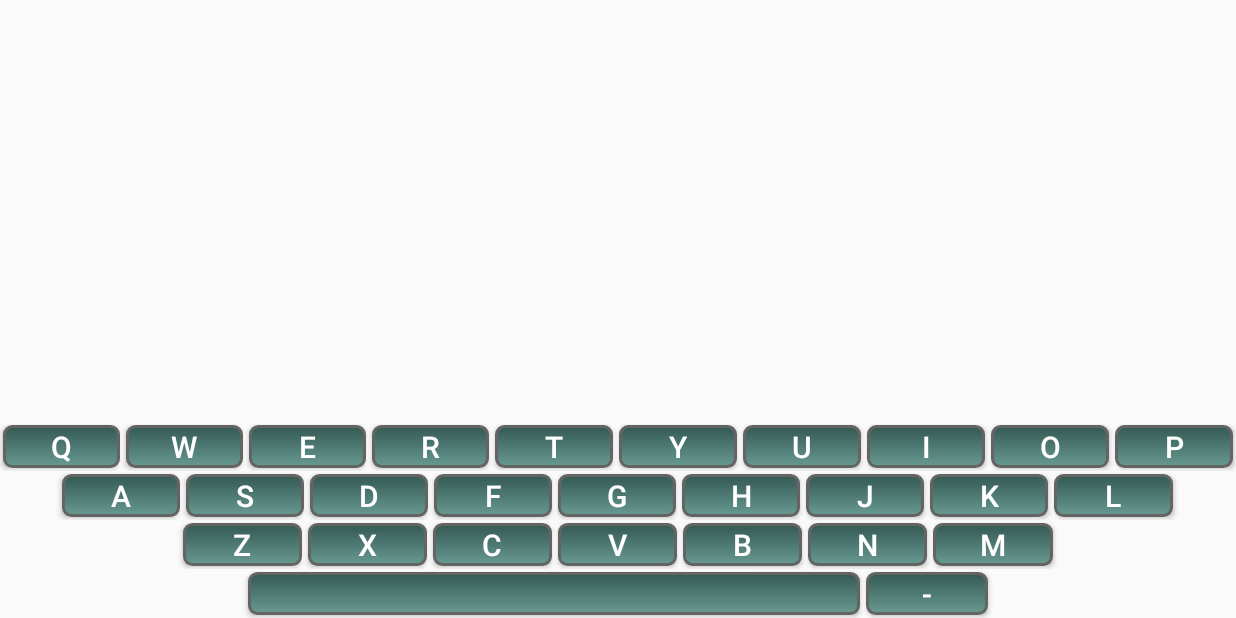
After one commit to gingerkirsch/android-course, an Android app: the KeyboardActivity screen opened directly, with no data from a screen before it, on a phone screen of 824 x 412 dp (held sideways). The commit adds this screen. Run offline under Robolectric (Android 15) with nearby library versions, the phone set to English and light mode, and no system bars.

Commit message:
LinearLayout, Keyboard, EditText, Checkbox

```diff
--- a/app/src/main/AndroidManifest.xml
+++ b/app/src/main/AndroidManifest.xml
@@ -17,7 +17,11 @@
             </intent-filter>
         </activity>
         <activity android:name=".Main2Activity" />
-        <activity android:name=".SettingsActivity"></activity>
+        <activity android:name=".SettingsActivity" />
+        <activity
+            android:name=".KeyboardActivity"
+            android:screenOrientation="landscape"></activity>
+        <activity android:name=".AddCarActivity"></activity>
     </application>
 
 </manifest>
--- /dev/null
+++ b/app/src/main/java/com/example/growin/aulasjava/KeyboardActivity.java
@@ -0,0 +1,53 @@
+package com.example.growin.aulasjava;
+
+import android.support.v7.app.AppCompatActivity;
+import android.os.Bundle;
+import android.view.View;
+import android.widget.Button;
+import android.widget.TextView;
+
+public class KeyboardActivity extends AppCompatActivity {
+
+    StringBuilder txt;
+    TextView textView;
+
+
+    @Override
+    protected void onCreate(Bundle savedInstanceState) {
+        super.onCreate(savedInstanceState);
+        setContentView(R.layout.activity_keyboard);
+        txt = new StringBuilder();
+        textView = findViewById(R.id.textview);
+
+        findViewById(R.id.erase).setOnLongClickListener(new View.OnLongClickListener() {
+            @Override
+            public boolean onLongClick(View v){
+                if (txt.length() > 0){
+                    do {
+                        String aux = txt.substring(0, txt.length() - 1);
+                        txt = new StringBuilder(aux);
+                    } while (txt.length() > 0 && txt.charAt(txt.length() - 1) != ' ');
+                        textView.setText(txt);
+                }
+                return true;
+            }
+        });
+    }
+
+    public void keyboardPress(View view){
+        if (view == findViewById(R.id.erase)){
+            if (txt.length() > 0){
+                String aux = txt.substring(0, txt.length() - 1);
+                txt = new StringBuilder(aux);
+            } else {
+                return;
+            }
+        } else if (view == findViewById(R.id.space)){
+            txt.append(" ");
+        } else {
+            Button btn = (Button) view;
+            txt.append(btn.getText());
+        }
+        textView.setText(txt);
+    }
+}
--- /dev/null
+++ b/app/src/main/res/drawable/button_background.xml
@@ -0,0 +1,20 @@
+<?xml version="1.0" encoding="utf-8"?>
+<selector xmlns:android="http://schemas.android.com/apk/res/android">
+
+    <item android:state_pressed="false">
+        <shape android:shape="rectangle">
+            <corners android:radius="5dp"/>
+            <stroke android:width="2dp" android:color="@color/grey"/>
+            <gradient android:angle="-90" android:startColor="#345953" android:endColor="#689a92"/>
+        </shape>
+    </item>
+
+    <item android:state_pressed="true">
+        <shape android:shape="rectangle">
+            <corners android:radius="5dp"/>
+            <stroke android:width="2dp" android:color="@color/grey"/>
+            <gradient android:angle="-90" android:startColor="#21bfa6" android:endColor="#689a92"/>
+        </shape>
+    </item>
+
+</selector>
--- /dev/null
+++ b/app/src/main/res/layout/activity_keyboard.xml
@@ -0,0 +1,29 @@
+<?xml version="1.0" encoding="utf-8"?>
+<LinearLayout xmlns:android="http://schemas.android.com/apk/res/android"
+    xmlns:app="http://schemas.android.com/apk/res-auto"
+    xmlns:tools="http://schemas.android.com/tools"
+    android:layout_width="match_parent"
+    android:layout_height="match_parent"
+    android:layout_weight="3"
+    android:orientation="vertical"
+    tools:context=".KeyboardActivity">
+
+    <TextView
+        android:layout_width="match_parent"
+        android:layout_height="0dp"
+        android:id="@+id/textview"
+        android:layout_margin="10dp"
+        android:gravity="center"
+        android:textSize="20dp"
+        android:layout_weight="2"/>
+
+    <FrameLayout
+        android:layout_width="match_parent"
+        android:layout_height="0dp"
+        android:layout_weight="1">
+
+        <include android:id="@+id/keyboard"
+            layout="@layout/keyboard"/>
+    </FrameLayout>
+
+</LinearLayout>
--- /dev/null
+++ b/app/src/main/res/layout/keyboard.xml
@@ -0,0 +1,249 @@
+<?xml version="1.0" encoding="utf-8"?>
+<LinearLayout
+    xmlns:android="http://schemas.android.com/apk/res/android" android:layout_width="match_parent"
+    android:layout_height="match_parent"
+    android:orientation="vertical"
+    android:weightSum="4">
+
+    <LinearLayout
+        android:layout_width="match_parent"
+        android:layout_height="0dp"
+        android:layout_weight="1"
+        android:orientation="horizontal"
+        android:weightSum="10">
+
+        <Button
+        android:layout_width="0dp"
+        android:layout_height="match_parent"
+        style="@style/keyboard_button"
+        android:layout_weight="1"
+        android:onClick="keyboardPress"
+        android:text="Q"/>
+        <Button
+            android:layout_width="0dp"
+            android:layout_height="match_parent"
+            style="@style/keyboard_button"
+            android:layout_weight="1"
+            android:onClick="keyboardPress"
+            android:text="W"/>
+        <Button
+            android:layout_width="0dp"
+            android:layout_height="match_parent"
+            style="@style/keyboard_button"
+            android:layout_weight="1"
+            android:onClick="keyboardPress"
+            android:text="E"/>
+        <Button
+            android:layout_width="0dp"
+            android:layout_height="match_parent"
+            style="@style/keyboard_button"
+            android:layout_weight="1"
+            android:onClick="keyboardPress"
+            android:text="R"/>
+        <Button
+            android:layout_width="0dp"
+            android:layout_height="match_parent"
+            style="@style/keyboard_button"
+            android:layout_weight="1"
+            android:onClick="keyboardPress"
+            android:text="T"/>
+
+        <Button
+            android:layout_width="0dp"
+            android:layout_height="match_parent"
+            style="@style/keyboard_button"
+            android:layout_weight="1"
+            android:onClick="keyboardPress"
+            android:text="Y"/>
+        <Button
+            android:layout_width="0dp"
+            android:layout_height="match_parent"
+            style="@style/keyboard_button"
+            android:layout_weight="1"
+            android:onClick="keyboardPress"
+            android:text="U"/>
+        <Button
+            android:layout_width="0dp"
+            android:layout_height="match_parent"
+            style="@style/keyboard_button"
+            android:layout_weight="1"
+            android:onClick="keyboardPress"
+            android:text="I"/>
+        <Button
+            android:layout_width="0dp"
+            android:layout_height="match_parent"
+            style="@style/keyboard_button"
+            android:layout_weight="1"
+            android:onClick="keyboardPress"
+            android:text="O"/>
+        <Button
+            android:layout_width="0dp"
+            android:layout_height="match_parent"
+            style="@style/keyboard_button"
+            android:layout_weight="1"
+            android:onClick="keyboardPress"
+            android:text="P"/>
+    </LinearLayout>
+
+    <LinearLayout
+        android:layout_width="match_parent"
+        android:layout_height="0dp"
+        android:layout_weight="1"
+        android:gravity="center"
+        android:orientation="horizontal"
+        android:weightSum="10">
+
+        <Button
+            android:layout_width="0dp"
+            android:layout_height="match_parent"
+            style="@style/keyboard_button"
+            android:layout_weight="1"
+            android:onClick="keyboardPress"
+            android:text="A"/>
+        <Button
+            android:layout_width="0dp"
+            android:layout_height="match_parent"
+            style="@style/keyboard_button"
+            android:layout_weight="1"
+            android:onClick="keyboardPress"
+            android:text="S"/>
+        <Button
+            android:layout_width="0dp"
+            android:layout_height="match_parent"
+            style="@style/keyboard_button"
+            android:layout_weight="1"
+            android:onClick="keyboardPress"
+            android:text="D"/>
+        <Button
+            android:layout_width="0dp"
+            android:layout_height="match_parent"
+            style="@style/keyboard_button"
+            android:layout_weight="1"
+            android:onClick="keyboardPress"
+            android:text="F"/>
+        <Button
+            android:layout_width="0dp"
+            android:layout_height="match_parent"
+            style="@style/keyboard_button"
+            android:layout_weight="1"
+            android:onClick="keyboardPress"
+            android:text="G"/>
+
+        <Button
+            android:layout_width="0dp"
+            android:layout_height="match_parent"
+            style="@style/keyboard_button"
+            android:layout_weight="1"
+            android:onClick="keyboardPress"
+            android:text="H"/>
+        <Button
+            android:layout_width="0dp"
+            android:layout_height="match_parent"
+            style="@style/keyboard_button"
+            android:layout_weight="1"
+            android:onClick="keyboardPress"
+            android:text="J"/>
+        <Button
+            android:layout_width="0dp"
+            android:layout_height="match_parent"
+            style="@style/keyboard_button"
+            android:layout_weight="1"
+            android:onClick="keyboardPress"
+            android:text="K"/>
+        <Button
+            android:layout_width="0dp"
+            android:layout_height="match_parent"
+            style="@style/keyboard_button"
+            android:layout_weight="1"
+            android:onClick="keyboardPress"
+            android:text="L"/>
+    </LinearLayout>
+
+    <LinearLayout
+        android:layout_width="match_parent"
+        android:layout_height="0dp"
+        android:layout_weight="1"
+        android:orientation="horizontal"
+        android:gravity="center"
+        android:weightSum="10">
+
+        <Button
+            android:layout_width="0dp"
+            android:layout_height="match_parent"
+            style="@style/keyboard_button"
+            android:layout_weight="1"
+            android:onClick="keyboardPress"
+            android:text="Z"/>
+        <Button
+            android:layout_width="0dp"
+            android:layout_height="match_parent"
+            style="@style/keyboard_button"
+            android:layout_weight="1"
+            android:onClick="keyboardPress"
+            android:text="X"/>
+        <Button
+            android:layout_width="0dp"
+            android:layout_height="match_parent"
+            style="@style/keyboard_button"
+            android:layout_weight="1"
+            android:onClick="keyboardPress"
+            android:text="C"/>
+        <Button
+            android:layout_width="0dp"
+            android:layout_height="match_parent"
+            style="@style/keyboard_button"
+            android:layout_weight="1"
+            android:onClick="keyboardPress"
+            android:text="V"/>
+        <Button
+            android:layout_width="0dp"
+            android:layout_height="match_parent"
+            style="@style/keyboard_button"
+            android:layout_weight="1"
+            android:onClick="keyboardPress"
+            android:text="B"/>
+
+        <Button
+            android:layout_width="0dp"
+            android:layout_height="match_parent"
+            style="@style/keyboard_button"
+            android:layout_weight="1"
+            android:onClick="keyboardPress"
+            android:text="N"/>
+        <Button
+            android:layout_width="0dp"
+            android:layout_height="match_parent"
+            style="@style/keyboard_button"
+            android:layout_weight="1"
+            android:onClick="keyboardPress"
+            android:text="M"/>
+
+    </LinearLayout>
+
+    <LinearLayout
+        android:layout_width="match_parent"
+        android:layout_height="0dp"
+        android:layout_weight="1"
+        android:orientation="horizontal"
+        android:gravity="center"
+        android:weightSum="10">
+        <Button
+            android:layout_width="0dp"
+            android:layout_height="match_parent"
+            style="@style/keyboard_button"
+            android:layout_weight="5"
+            android:id="@+id/space"
+            android:onClick="keyboardPress"
+            android:text=""/>
+        <Button
+            android:layout_width="0dp"
+            android:layout_height="match_parent"
+            style="@style/keyboard_button"
+            android:layout_weight="1"
+            android:id="@+id/erase"
+            android:onClick="keyboardPress"
+            android:text="-"/>
+    </LinearLayout>
+
+
+</LinearLayout>
--- a/app/src/main/res/values/styles.xml
+++ b/app/src/main/res/values/styles.xml
@@ -8,4 +8,12 @@
         <item name="colorAccent">@color/colorAccent</item>
     </style>
 
+    <style name="keyboard_button">
+        <item name="android:layout_margin">2dp</item>
+        <item name="android:textSize">20sp</item>
+        <item name="android:textColor">@color/white</item>
+        <item name="android:background">@drawable/button_background</item>
+        <item name="android:onClick">keyboardPress</item>
+    </style>
+
 </resources>
```
Also changed, not shown: app/src/main/java/com/example/growin/aulasjava/AddCarActivity.java (added, +50 -0 lines), app/src/main/java/com/example/growin/aulasjava/Main2Activity.java (+7 -1 lines), app/src/main/java/com/example/growin/aulasjava/MainActivity.java (+8 -0 lines), app/src/main/res/layout/activity_add_car.xml (added, +115 -0 lines), app/src/main/res/layout/activity_main.xml (+11 -0 lines), app/src/main/res/layout/activity_main2.xml (+11 -0 lines), app/src/main/res/values/strings.xml (+7 -0 lines).
